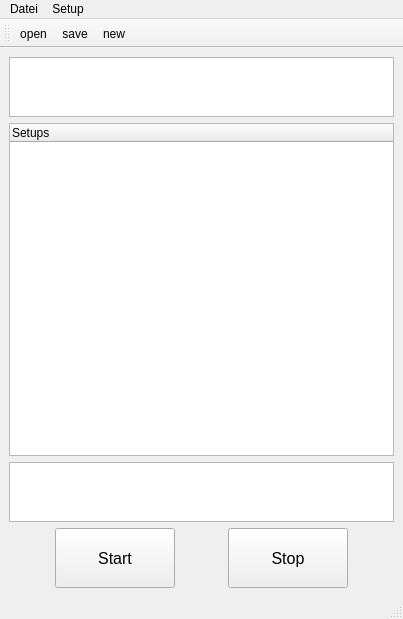
This is QT_MainWindow_PlotterWizard.ui in hidbefra/PlotterWizard as Qt 5 draws it before an edit. The edited form follows.
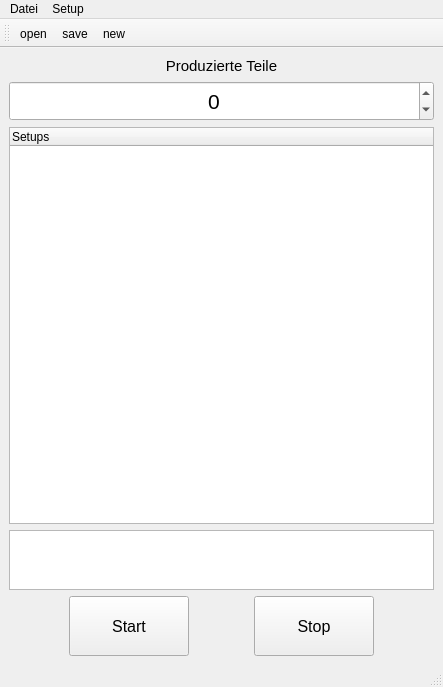
This is the edited form. Icons and pictures are not drawn.

Commit message: part counter

Diff of the .ui file:
```diff
--- a/QT_MainWindow_PlotterWizard.ui
+++ b/QT_MainWindow_PlotterWizard.ui
@@ -6,8 +6,8 @@
    <rect>
     <x>0</x>
     <y>0</y>
-    <width>403</width>
-    <height>619</height>
+    <width>443</width>
+    <height>687</height>
    </rect>
   </property>
   <property name="baseSize">
@@ -29,12 +29,24 @@
   <widget class="QWidget" name="centralwidget">
    <layout class="QVBoxLayout" name="verticalLayout">
     <item>
-     <widget class="QTextEdit" name="textEdit_config_Name">
-      <property name="enabled">
-       <bool>true</bool>
+     <widget class="QLabel" name="label">
+      <property name="font">
+       <font>
+        <pointsize>11</pointsize>
+       </font>
       </property>
+      <property name="text">
+       <string>Produzierte Teile</string>
+      </property>
+      <property name="alignment">
+       <set>Qt::AlignCenter</set>
+      </property>
+     </widget>
+    </item>
+    <item>
+     <widget class="QSpinBox" name="spinBox_part_count">
       <property name="sizePolicy">
-       <sizepolicy hsizetype="Expanding" vsizetype="Expanding">
+       <sizepolicy hsizetype="Minimum" vsizetype="Expanding">
         <horstretch>0</horstretch>
         <verstretch>0</verstretch>
        </sizepolicy>
@@ -42,20 +54,22 @@
       <property name="maximumSize">
        <size>
         <width>16777215</width>
-        <height>60</height>
+        <height>40</height>
        </size>
       </property>
       <property name="font">
        <font>
-        <pointsize>18</pointsize>
+        <pointsize>16</pointsize>
        </font>
       </property>
-      <property name="html">
-       <string>&lt;!DOCTYPE HTML PUBLIC &quot;-//W3C//DTD HTML 4.0//EN&quot; &quot;http://www.w3.org/TR/REC-html40/strict.dtd&quot;&gt;
-&lt;html&gt;&lt;head&gt;&lt;meta name=&quot;qrichtext&quot; content=&quot;1&quot; /&gt;&lt;style type=&quot;text/css&quot;&gt;
-p, li { white-space: pre-wrap; }
-&lt;/style&gt;&lt;/head&gt;&lt;body style=&quot; font-family:'MS Shell Dlg 2'; font-size:18pt; font-weight:400; font-style:normal;&quot;&gt;
-&lt;p align=&quot;center&quot; style=&quot;-qt-paragraph-type:empty; margin-top:0px; margin-bottom:0px; margin-left:0px; margin-right:0px; -qt-block-indent:0; text-indent:0px;&quot;&gt;&lt;br /&gt;&lt;/p&gt;&lt;/body&gt;&lt;/html&gt;</string>
+      <property name="alignment">
+       <set>Qt::AlignCenter</set>
+      </property>
+      <property name="minimum">
+       <number>-9999</number>
+      </property>
+      <property name="maximum">
+       <number>9999</number>
       </property>
      </widget>
     </item>
@@ -206,7 +220,7 @@
     <rect>
      <x>0</x>
      <y>0</y>
-     <width>403</width>
+     <width>443</width>
      <height>21</height>
     </rect>
    </property>
```
The commit also changes 7 other files.
